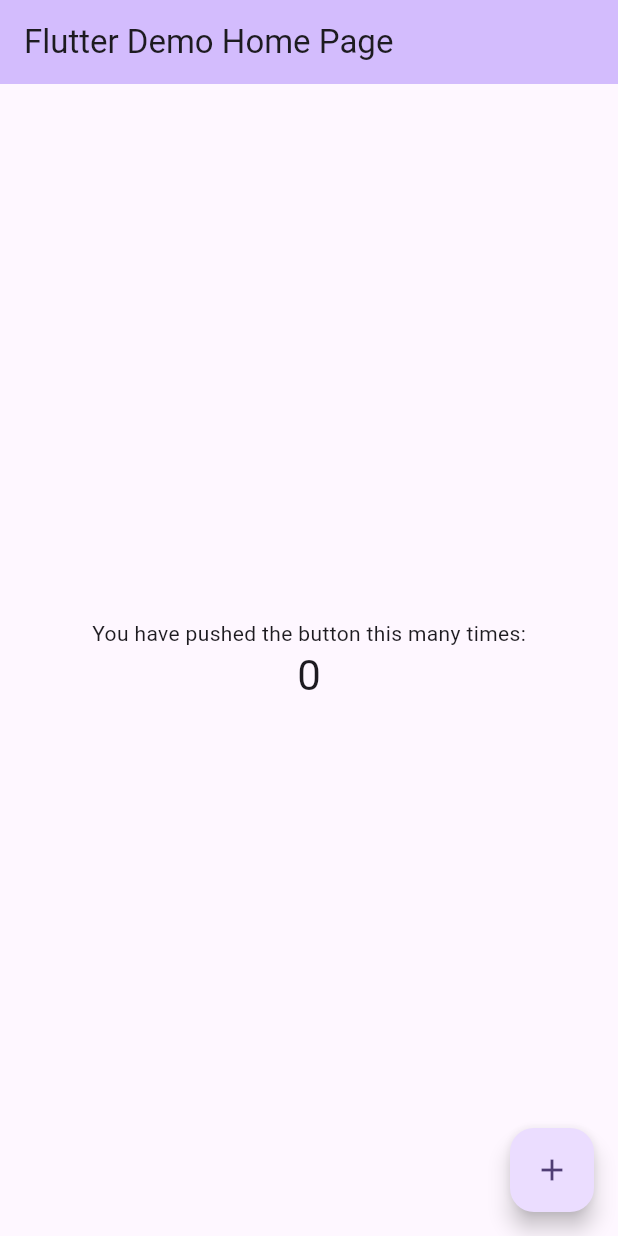
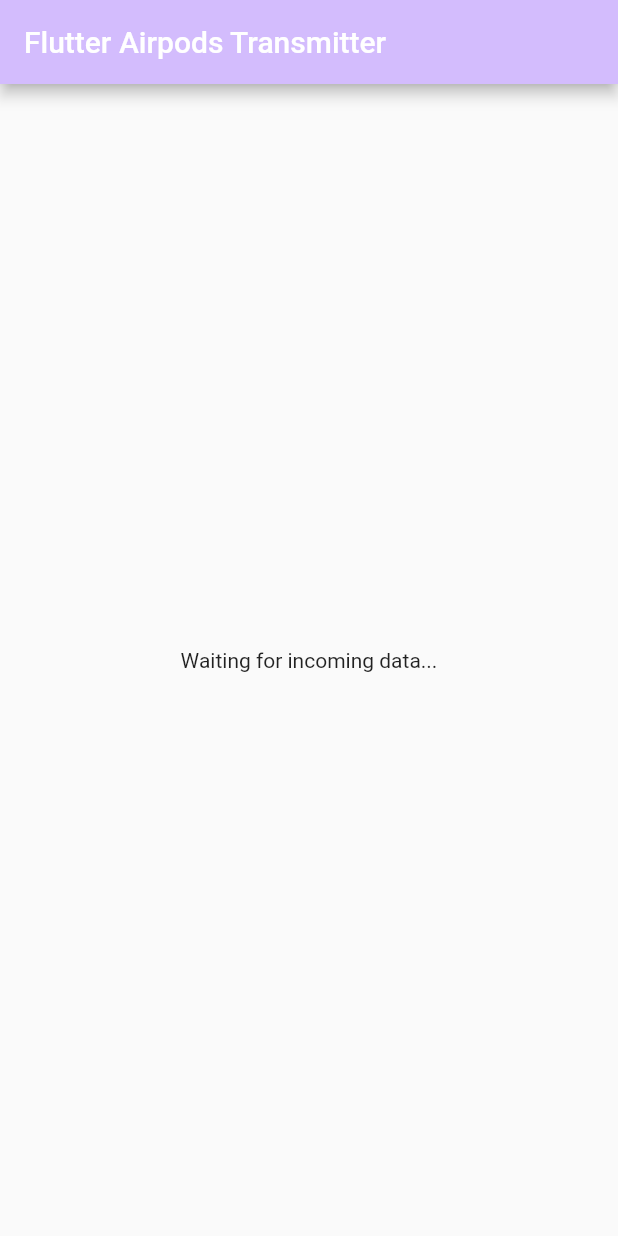
Before and after one commit to lucas-goldner/airpods_transmitter, a Flutter app: the screen it shows after launch, on a phone screen of 412 x 824 dp. Run offline on Flutter 3.47's test engine with Material 2 defaults, Android fonts, the phone set to English and light mode, and no system bars; our stand-ins replace socket_io_client; missing offline and left inert: flutter_airpods; network calls fail.

Commit message:
feat: Build funny app that connects to localhost server and emits data

```diff
--- /dev/null
+++ b/lib/airpods_page.dart
@@ -0,0 +1,72 @@
+import 'package:flutter/material.dart';
+import 'package:flutter_airpods/flutter_airpods.dart';
+import 'package:flutter_airpods/models/device_motion_data.dart';
+import 'package:socket_io_client/socket_io_client.dart' as IO;
+import 'package:socket_io_client/socket_io_client.dart';
+
+class AirpodsPage extends StatefulWidget {
+  const AirpodsPage({super.key, required this.title});
+
+  final String title;
+
+  @override
+  State<AirpodsPage> createState() => _AirpodsPageState();
+}
+
+class _AirpodsPageState extends State<AirpodsPage> {
+  IO.Socket? socket;
+  bool connected = false;
+
+  @override
+  void initState() {
+    print("START");
+    socket = IO.io('http://lucass-macbook-air.local:4200/',
+        OptionBuilder().setTransports(['websocket']).build());
+    socket?.onConnect((_) {
+      print('CONNECTED TO SERVER');
+      setState(() => connected = true);
+
+      connected = true;
+    });
+    super.initState();
+  }
+
+  void sendDataToServer(DeviceMotionData? data) {
+    if (connected) {
+      socket?.emit("events", data);
+    }
+  }
+
+  @override
+  Widget build(BuildContext context) {
+    return MaterialApp(
+      debugShowCheckedModeBanner: false,
+      home: Scaffold(
+        appBar: AppBar(
+          backgroundColor: Theme.of(context).colorScheme.inversePrimary,
+          title: const Text('Flutter Airpods Transmitter'),
+        ),
+        body: Column(
+          crossAxisAlignment: CrossAxisAlignment.center,
+          mainAxisAlignment: MainAxisAlignment.center,
+          children: [
+            Center(
+              child: StreamBuilder<DeviceMotionData>(
+                stream: FlutterAirpods.getAirPodsDeviceMotionUpdates,
+                builder: (BuildContext context,
+                    AsyncSnapshot<DeviceMotionData> snapshot) {
+                  if (snapshot.hasData) {
+                    sendDataToServer(snapshot.data);
+                    return Text("${snapshot.data?.toJson()}");
+                  } else {
+                    return const Text("Waiting for incoming data...");
+                  }
+                },
+              ),
+            ),
+          ],
+        ),
+      ),
+    );
+  }
+}
--- a/lib/main.dart
+++ b/lib/main.dart
@@ -1,3 +1,4 @@
+import 'package:airpods_transmitter/airpods_page.dart';
 import 'package:flutter/material.dart';
 
 void main() {
@@ -7,119 +8,15 @@ void main() {
 class MyApp extends StatelessWidget {
   const MyApp({super.key});
 
-  // This widget is the root of your application.
   @override
   Widget build(BuildContext context) {
     return MaterialApp(
-      title: 'Flutter Demo',
+      title: 'AirPods Transmitter',
       theme: ThemeData(
-        // This is the theme of your application.
-        //
-        // TRY THIS: Try running your application with "flutter run". You'll see
-        // the application has a blue toolbar. Then, without quitting the app,
-        // try changing the seedColor in the colorScheme below to Colors.green
-        // and then invoke "hot reload" (save your changes or press the "hot
-        // reload" button in a Flutter-supported IDE, or press "r" if you used
-        // the command line to start the app).
-        //
-        // Notice that the counter didn't reset back to zero; the application
-        // state is not lost during the reload. To reset the state, use hot
-        // restart instead.
-        //
-        // This works for code too, not just values: Most code changes can be
-        // tested with just a hot reload.
         colorScheme: ColorScheme.fromSeed(seedColor: Colors.deepPurple),
         useMaterial3: true,
       ),
-      home: const MyHomePage(title: 'Flutter Demo Home Page'),
+      home: const AirpodsPage(title: 'Airpods Data Collector'),
     );
   }
 }
-
-class MyHomePage extends StatefulWidget {
-  const MyHomePage({super.key, required this.title});
-
-  // This widget is the home page of your application. It is stateful, meaning
-  // that it has a State object (defined below) that contains fields that affect
-  // how it looks.
-
-  // This class is the configuration for the state. It holds the values (in this
-  // case the title) provided by the parent (in this case the App widget) and
-  // used by the build method of the State. Fields in a Widget subclass are
-  // always marked "final".
-
-  final String title;
-
-  @override
-  State<MyHomePage> createState() => _MyHomePageState();
-}
-
-class _MyHomePageState extends State<MyHomePage> {
-  int _counter = 0;
-
-  void _incrementCounter() {
-    setState(() {
-      // This call to setState tells the Flutter framework that something has
-      // changed in this State, which causes it to rerun the build method below
-      // so that the display can reflect the updated values. If we changed
-      // _counter without calling setState(), then the build method would not be
-      // called again, and so nothing would appear to happen.
-      _counter++;
-    });
-  }
-
-  @override
-  Widget build(BuildContext context) {
-    // This method is rerun every time setState is called, for instance as done
-    // by the _incrementCounter method above.
-    //
-    // The Flutter framework has been optimized to make rerunning build methods
-    // fast, so that you can just rebuild anything that needs updating rather
-    // than having to individually change instances of widgets.
-    return Scaffold(
-      appBar: AppBar(
-        // TRY THIS: Try changing the color here to a specific color (to
-        // Colors.amber, perhaps?) and trigger a hot reload to see the AppBar
-        // change color while the other colors stay the same.
-        backgroundColor: Theme.of(context).colorScheme.inversePrimary,
-        // Here we take the value from the MyHomePage object that was created by
-        // the App.build method, and use it to set our appbar title.
-        title: Text(widget.title),
-      ),
-      body: Center(
-        // Center is a layout widget. It takes a single child and positions it
-        // in the middle of the parent.
-        child: Column(
-          // Column is also a layout widget. It takes a list of children and
-          // arranges them vertically. By default, it sizes itself to fit its
-          // children horizontally, and tries to be as tall as its parent.
-          //
-          // Column has various properties to control how it sizes itself and
-          // how it positions its children. Here we use mainAxisAlignment to
-          // center the children vertically; the main axis here is the vertical
-          // axis because Columns are vertical (the cross axis would be
-          // horizontal).
-          //
-          // TRY THIS: Invoke "debug painting" (choose the "Toggle Debug Paint"
-          // action in the IDE, or press "p" in the console), to see the
-          // wireframe for each widget.
-          mainAxisAlignment: MainAxisAlignment.center,
-          children: <Widget>[
-            const Text(
-              'You have pushed the button this many times:',
-            ),
-            Text(
-              '$_counter',
-              style: Theme.of(context).textTheme.headlineMedium,
-            ),
-          ],
-        ),
-      ),
-      floatingActionButton: FloatingActionButton(
-        onPressed: _incrementCounter,
-        tooltip: 'Increment',
-        child: const Icon(Icons.add),
-      ), // This trailing comma makes auto-formatting nicer for build methods.
-    );
-  }
-}
```
Also changed, not shown: pubspec.yaml (+4 -4 lines), pubspec.lock, 10 other files.
